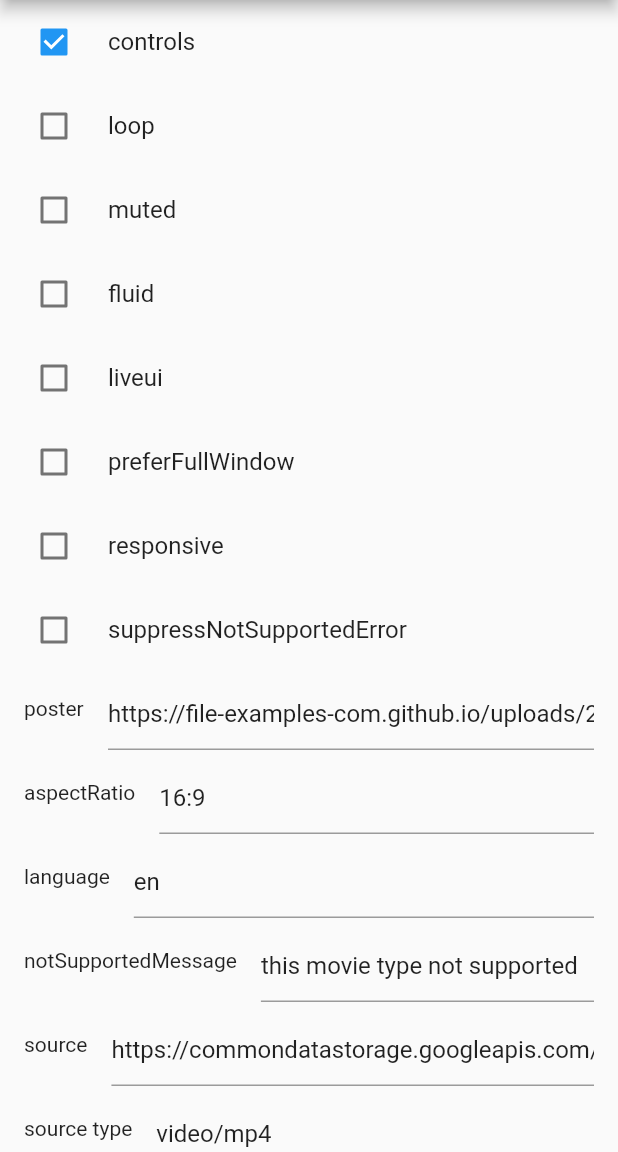
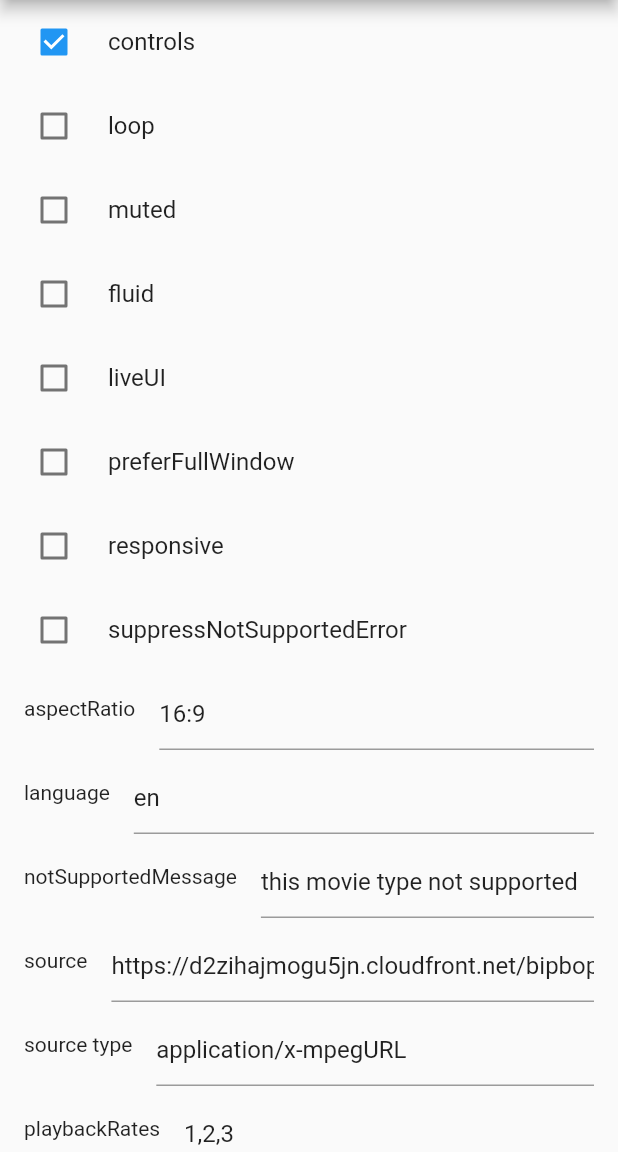
Before and after one commit to mojtabaghiasi/video_js, a Flutter app: the screen it shows after launch, on a phone screen of 412 x 824 dp, the part 84-1236 px from its top. Run offline on Flutter 3.47's test engine with Material 2 defaults, Android fonts, the light colour scheme and no system bars; missing offline and left inert: universal_html; statements that could not run were skipped.

Commit message:
theme + universal_html + flutter format + analyzed

```diff
--- a/example/lib/main.dart
+++ b/example/lib/main.dart
@@ -1,5 +1,10 @@
 import 'package:flutter/material.dart';
-import 'package:video_js/video_js.dart';
+import 'package:video_js_themed/video_js.dart';
+
+const sourceUrl =
+    'https://d2zihajmogu5jn.cloudfront.net/bipbop-advanced/bipbop_16x9_variant.m3u8';
+
+const sourceMediaType = 'application/x-mpegURL';
 
 void main() {
   // this line need for javascript's call backs
@@ -34,16 +39,13 @@ class OptionsPageState extends State<OptionsPage> {
   bool? controls = true;
   bool? loop = false;
   bool? muted = false;
-  String? poster =
-      'https://file-examples-com.github.io/uploads/2017/10/file_example_JPG_100kB.jpg';
   String? aspectRatio = '16:9';
   bool? fluid = false;
   String? language = 'en';
-  bool? liveui = false;
+  bool? liveUI = false;
   String? notSupportedMessage = 'this movie type not supported';
-  String? source =
-      "https://commondatastorage.googleapis.com/gtv-videos-bucket/sample/BigBuckBunny.mp4";
-  String? sourceType = "video/mp4";
+  String? source = sourceUrl;
+  String? sourceType = sourceMediaType;
   List<double>? playbackRates = [1, 2, 3];
   bool? preferFullWindow = false;
   bool? responsive = false;
@@ -55,12 +57,12 @@ class OptionsPageState extends State<OptionsPage> {
   Widget build(BuildContext context) {
     return Scaffold(
       appBar: AppBar(
-        title: const Text("videoJs Options"),
+        title: const Text('videoJs Options'),
       ),
       body: ListView(
         children: [
           CheckboxListTile(
-            title: const Text("controls"),
+            title: const Text('controls'),
             value: controls,
             onChanged: (val) {
               setState(() {
@@ -71,7 +73,7 @@ class OptionsPageState extends State<OptionsPage> {
                 ListTileControlAffinity.leading, //  <-- leading Checkbox
           ),
           CheckboxListTile(
-            title: const Text("loop"),
+            title: const Text('loop'),
             value: loop,
             onChanged: (val) {
               setState(() {
@@ -82,7 +84,7 @@ class OptionsPageState extends State<OptionsPage> {
                 ListTileControlAffinity.leading, //  <-- leading Checkbox
           ),
           CheckboxListTile(
-            title: const Text("muted"),
+            title: const Text('muted'),
             value: muted,
             onChanged: (val) {
               setState(() {
@@ -93,7 +95,7 @@ class OptionsPageState extends State<OptionsPage> {
                 ListTileControlAffinity.leading, //  <-- leading Checkbox
           ),
           CheckboxListTile(
-            title: const Text("fluid"),
+            title: const Text('fluid'),
             value: fluid,
             onChanged: (val) {
               setState(() {
@@ -104,18 +106,18 @@ class OptionsPageState extends State<OptionsPage> {
                 ListTileControlAffinity.leading, //  <-- leading Checkbox
           ),
           CheckboxListTile(
-            title: const Text("liveui"),
-            value: liveui,
+            title: const Text('liveUI'),
+            value: liveUI,
             onChanged: (val) {
               setState(() {
-                liveui = val;
+                liveUI = val;
               });
             },
             controlAffinity:
                 ListTileControlAffinity.leading, //  <-- leading Checkbox
           ),
           CheckboxListTile(
-            title: const Text("preferFullWindow"),
+            title: const Text('preferFullWindow'),
             value: preferFullWindow,
             onChanged: (val) {
               setState(() {
@@ -126,7 +128,7 @@ class OptionsPageState extends State<OptionsPage> {
                 ListTileControlAffinity.leading, //  <-- leading Checkbox
           ),
           CheckboxListTile(
-            title: const Text("responsive"),
+            title: const Text('responsive'),
             value: responsive,
             onChanged: (val) {
               setState(() {
@@ -137,7 +139,7 @@ class OptionsPageState extends State<OptionsPage> {
                 ListTileControlAffinity.leading, //  <-- leading Checkbox
           ),
           CheckboxListTile(
-            title: const Text("suppressNotSupportedError"),
+            title: const Text('suppressNotSupportedError'),
             value: suppressNotSupportedError,
             onChanged: (val) {
               setState(() {
@@ -148,16 +150,7 @@ class OptionsPageState extends State<OptionsPage> {
                 ListTileControlAffinity.leading, //  <-- leading Checkbox
           ),
           ListTile(
-            leading: const Text("poster"),
-            title: TextField(
-              controller: TextEditingController(text: poster),
-              onChanged: (val) {
-                poster = val;
-              },
-            ),
-          ),
-          ListTile(
-            leading: const Text("aspectRatio"),
+            leading: const Text('aspectRatio'),
             title: TextField(
               controller: TextEditingController(text: aspectRatio),
               onChanged: (val) {
@@ -166,7 +159,7 @@ class OptionsPageState extends State<OptionsPage> {
             ),
           ),
           ListTile(
-            leading: const Text("language"),
+            leading: const Text('language'),
             title: TextField(
               controller: TextEditingController(text: language),
               onChanged: (val) {
@@ -175,7 +168,7 @@ class OptionsPageState extends State<OptionsPage> {
             ),
           ),
           ListTile(
-            leading: const Text("notSupportedMessage"),
+            leading: const Text('notSupportedMessage'),
             title: TextField(
               controller: TextEditingController(text: notSupportedMessage),
               onChanged: (val) {
@@ -184,7 +177,7 @@ class OptionsPageState extends State<OptionsPage> {
             ),
           ),
           ListTile(
-            leading: const Text("source"),
+            leading: const Text('source'),
             title: TextField(
               controller: TextEditingController(text: source),
               onChanged: (val) {
@@ -193,7 +186,7 @@ class OptionsPageState extends State<OptionsPage> {
             ),
           ),
           ListTile(
-            leading: const Text("source type"),
+            leading: const Text('source type'),
             title: TextField(
               controller: TextEditingController(text: sourceType),
               onChanged: (val) {
@@ -202,14 +195,15 @@ class OptionsPageState extends State<OptionsPage> {
             ),
           ),
           ListTile(
-            leading: const Text("playbackRates"),
+            leading: const Text('playbackRates'),
             title: TextField(
               controller: TextEditingController(text: '1,2,3'),
               onChanged: (val) {
                 playbackRates!.clear();
                 val.split(',').forEach((element) {
-                  if (element != '')
+                  if (element != '') {
                     playbackRates!.add(int.parse(element).toDouble());
+                  }
                 });
               },
             ),
@@ -227,27 +221,22 @@ class OptionsPageState extends State<OptionsPage> {
                                 controls: controls,
                                 loop: loop,
                                 muted: muted,
-                                poster: poster,
                                 aspectRatio: aspectRatio,
                                 fluid: fluid,
                                 language: language,
-                                liveui: liveui,
+                                liveui: liveUI,
                                 notSupportedMessage: notSupportedMessage,
                                 playbackRates: playbackRates,
                                 preferFullWindow: preferFullWindow,
                                 responsive: responsive,
-                                sources: [
-                                  Source(
-                                      "https://commondatastorage.googleapis.com/gtv-videos-bucket/sample/BigBuckBunny.mp4",
-                                      "video/mp4")
-                                ],
+                                sources: [Source(sourceUrl, sourceMediaType)],
                                 suppressNotSupportedError:
                                     suppressNotSupportedError),
                           )),
                 );
               },
               child: const Text(
-                "Navigate to video page",
+                'Navigate to video page',
                 style: TextStyle(color: Colors.white),
               )),
           const SizedBox(
@@ -269,7 +258,7 @@ class MyHomePage extends StatefulWidget {
 }
 
 class _MyHomePageState extends State<MyHomePage> {
-  String playerId = "videoId";
+  String playerId = 'videoId';
   TextEditingController videoSourceController = TextEditingController();
   TextEditingController videoTypeController = TextEditingController();
   late VideoJsController videoJsController;
@@ -277,11 +266,10 @@ class _MyHomePageState extends State<MyHomePage> {
   @override
   void initState() {
     super.initState();
-    videoSourceController.text =
-        "https://commondatastorage.googleapis.com/gtv-videos-bucket/sample/BigBuckBunny.mp4";
-    videoTypeController.text = "video/mp4";
+    videoSourceController.text = sourceUrl;
+    videoTypeController.text = sourceMediaType;
     videoJsController =
-        VideoJsController("videoId", videoJsOptions: widget.videoJsOptions);
+        VideoJsController('videoId', videoJsOptions: widget.videoJsOptions);
   }
 
   @override
@@ -296,7 +284,7 @@ class _MyHomePageState extends State<MyHomePage> {
         appBar: AppBar(
           // Here we take the value from the MyHomePage object that was created by
           // the App.build method, and use it to set our appbar title.
-          title: const Text("videojs example"),
+          title: const Text('videojs with theme example'),
         ),
         body: SingleChildScrollView(
             child: Padding(
@@ -312,6 +300,7 @@ class _MyHomePageState extends State<MyHomePage> {
                     videoJsController: videoJsController,
                     height: MediaQuery.of(context).size.width / 2.5,
                     width: MediaQuery.of(context).size.width / 1.5,
+                    theme: 'vjs-theme-fantasy',
                   )
                 ],
               ),
@@ -327,7 +316,7 @@ class _MyHomePageState extends State<MyHomePage> {
                     height: 50,
                     child: TextField(
                       controller: videoSourceController,
-                      decoration: const InputDecoration(hintText: "video"),
+                      decoration: const InputDecoration(hintText: 'video'),
                     ),
                   ),
                   const SizedBox(
@@ -338,7 +327,7 @@ class _MyHomePageState extends State<MyHomePage> {
                     height: 50,
                     child: TextField(
                       controller: videoTypeController,
-                      decoration: const InputDecoration(hintText: "type"),
+                      decoration: const InputDecoration(hintText: 'type'),
                     ),
                   ),
                   const SizedBox(
@@ -352,7 +341,7 @@ class _MyHomePageState extends State<MyHomePage> {
                             type: videoTypeController.text.toString());
                       },
                       child: const Text(
-                        "set source",
+                        'set source',
                         style: TextStyle(color: Colors.white),
                       )),
                 ],
@@ -369,7 +358,7 @@ class _MyHomePageState extends State<MyHomePage> {
                         videoJsController.play();
                       },
                       child: const Text(
-                        "play",
+                        'play',
                         style: TextStyle(color: Colors.white),
                       )),
                   const SizedBox(
@@ -380,7 +369,7 @@ class _MyHomePageState extends State<MyHomePage> {
                         videoJsController.pause();
                       },
                       child: const Text(
-                        "pause",
+                        'pause',
                         style: TextStyle(color: Colors.white),
                       )),
                   const SizedBox(
@@ -392,13 +381,13 @@ class _MyHomePageState extends State<MyHomePage> {
                           ScaffoldMessenger.of(context).showSnackBar(SnackBar(
                               duration: const Duration(milliseconds: 500),
                               content: Text(
-                                "Pause status : $val",
+                                'Pause status : $val',
                                 style: const TextStyle(color: Colors.white),
                               )));
                         });
                       },
                       child: const Text(
-                        "is pause",
+                        'is pause',
                         style: TextStyle(color: Colors.white),
                       )),
                   const SizedBox(
@@ -410,13 +399,13 @@ class _MyHomePageState extends State<MyHomePage> {
                           ScaffoldMessenger.of(context).showSnackBar(SnackBar(
                               duration: const Duration(milliseconds: 500),
                               content: Text(
-                                "Current video time : $val",
+                                'Current video time : $val',
                                 style: const TextStyle(color: Colors.white),
                               )));
                         });
                       },
                       child: const Text(
-                        "Current video time",
+                        'Current video time',
                         style: TextStyle(color: Colors.white),
                       )),
                 ],
@@ -434,12 +423,12 @@ class _MyHomePageState extends State<MyHomePage> {
                             ScaffoldMessenger.of(context).showSnackBar(SnackBar(
                                 duration: const Duration(milliseconds: 500),
                                 content: Text(
-                                  "volume is : $val",
+                                  'volume is : $val',
                                   style: const TextStyle(color: Colors.white),
                                 ))));
                       },
                       child: const Text(
-                        "Get volume",
+                        'Get volume',
                         style: TextStyle(color: Colors.white),
                       )),
                   const SizedBox(
@@ -447,10 +436,10 @@ class _MyHomePageState extends State<MyHomePage> {
                   ),
                   ElevatedButton(
                       onPressed: () {
-                        videoJsController.setVolume("0.5");
+                        videoJsController.setVolume('0.5');
                       },
                       child: const Text(
-                        "Set volume to 0.5",
+                        'Set volume to 0.5',
                         style: TextStyle(color: Colors.white),
                       )),
                 ],
@@ -467,7 +456,7 @@ class _MyHomePageState extends State<MyHomePage> {
                         videoJsController.toggleMute();
                       },
                       child: const Text(
-                        "Toggle mute",
+                        'Toggle mute',
                         style: TextStyle(color: Colors.white),
                       )),
                   const SizedBox(
@@ -479,13 +468,13 @@ class _MyHomePageState extends State<MyHomePage> {
                           ScaffoldMessenger.of(context).showSnackBar(SnackBar(
                               duration: const Duration(milliseconds: 500),
                               content: Text(
-                                "Mute status : $val",
+                                'Mute status : $val',
                                 style: const TextStyle(color: Colors.white),
                               )));
                         });
                       },
                       child: const Text(
-                        "Mute status",
+                        'Mute status',
                         style: TextStyle(color: Colors.white),
                       )),
                 ],
@@ -502,7 +491,7 @@ class _MyHomePageState extends State<MyHomePage> {
                         videoJsController.toggleFullScreen();
                       },
                       child: const Text(
-                        "Toggle Full Screen",
+                        'Toggle Full Screen',
                         style: TextStyle(color: Colors.white),
                       )),
                   const SizedBox(
@@ -514,13 +503,13 @@ class _MyHomePageState extends State<MyHomePage> {
                           ScaffoldMessenger.of(context).showSnackBar(SnackBar(
                               duration: const Duration(milliseconds: 500),
                               content: Text(
-                                "Full screen status : $val",
+                                'Full screen status : $val',
                                 style: const TextStyle(color: Colors.white),
                               )));
                         });
                       },
                       child: const Text(
-                        "Full screen status",
+                        'Full screen status',
                         style: TextStyle(color: Colors.white),
                       )),
                 ],
@@ -537,7 +526,7 @@ class _MyHomePageState extends State<MyHomePage> {
                         videoJsController.requestFullScreen();
                       },
                       child: const Text(
-                        "request full screen",
+                        'request full screen',
                         style: TextStyle(color: Colors.white),
                       )),
                   const SizedBox(
@@ -548,7 +537,7 @@ class _MyHomePageState extends State<MyHomePage> {
                         videoJsController.exitFullScreen();
                       },
                       child: const Text(
-                        "exite Full Screen",
+                        'exit Full Screen',
                         style: TextStyle(color: Colors.white),
                       )),
                 ],
@@ -562,10 +551,10 @@ class _MyHomePageState extends State<MyHomePage> {
                 children: [
                   ElevatedButton(
                       onPressed: () {
-                        videoJsController.setCurrentTime("100");
+                        videoJsController.setCurrentTime('100');
                       },
                       child: const Text(
-                        "Set video time to 100 sec",
+                        'Set video time to 100 sec',
                         style: TextStyle(color: Colors.white),
                       )),
                   const SizedBox(
@@ -577,13 +566,13 @@ class _MyHomePageState extends State<MyHomePage> {
                           ScaffoldMessenger.of(context).showSnackBar(SnackBar(
                               duration: const Duration(milliseconds: 500),
                               content: Text(
-                                "Duration time : $val",
+                                'Duration time : $val',
                                 style: const TextStyle(color: Colors.white),
                               )));
                         });
                       },
                       child: const Text(
-                        "Duration",
+                        'Duration',
                         style: TextStyle(color: Colors.white),
                       )),
                 ],
@@ -601,13 +590,13 @@ class _MyHomePageState extends State<MyHomePage> {
                           ScaffoldMessenger.of(context).showSnackBar(SnackBar(
                               duration: const Duration(milliseconds: 500),
                               content: Text(
-                                "Remain time : $val",
+                                'Remain time : $val',
                                 style: const TextStyle(color: Colors.white),
                               )));
                         });
                       },
                       child: const Text(
-                        "Remain time",
+                        'Remain time',
                         style: TextStyle(color: Colors.white),
                       )),
                   const SizedBox(
@@ -619,13 +608,13 @@ class _MyHomePageState extends State<MyHomePage> {
                           ScaffoldMessenger.of(context).showSnackBar(SnackBar(
                               duration: const Duration(milliseconds: 500),
                               content: Text(
-                                "Buffer percent : $val",
+                                'Buffer percent : $val',
                                 style: const TextStyle(color: Colors.white),
                               )));
                         });
                       },
                       child: const Text(
-                        "Buffer percent",
+                        'Buffer percent',
                         style: TextStyle(color: Colors.white),
                       )),
                 ],
@@ -640,10 +629,10 @@ class _MyHomePageState extends State<MyHomePage> {
                   ElevatedButton(
                       onPressed: () {
                         videoJsController.setPoster(
-                            "https://file-examples-com.github.io/uploads/2017/10/file_example_JPG_100kB.jpg");
+                            'https://file-examples-com.github.io/uploads/2017/10/file_example_JPG_100kB.jpg');
                       },
                       child: const Text(
-                        "Set video poster",
+                        'Set video poster',
                         style: TextStyle(color: Colors.white),
                       )),
                   const SizedBox(
@@ -655,13 +644,13 @@ class _MyHomePageState extends State<MyHomePage> {
                           ScaffoldMessenger.of(context).showSnackBar(SnackBar(
                               duration: const Duration(milliseconds: 500),
                               content: Text(
-                                "Video poster : $val",
+                                'Video poster : $val',
                                 style: const TextStyle(color: Colors.white),
                               )));
                         });
                       },
                       child: const Text(
-                        "Get video poster",
+                        'Get video poster',
                         style: TextStyle(color: Colors.white),
                       )),
                 ],
--- a/example/pubspec.yaml
+++ b/example/pubspec.yaml
@@ -18,7 +18,7 @@ publish_to: 'none' # Remove this line if you wish to publish to pub.dev
 version: 1.0.0+1
 
 environment:
-  sdk: ">=2.12.0 <3.0.0"
+  sdk: ">=2.17.0 <3.0.0"
 
 # Dependencies specify other packages that your package needs in order to work.
 # To automatically upgrade your package dependencies to the latest versions
@@ -29,7 +29,7 @@ environment:
 dependencies:
   flutter:
     sdk: flutter
-  video_js:
+  video_js_themed:
     path: ../
 
 
--- a/lib/src/models/source.dart
+++ b/lib/src/models/source.dart
@@ -8,9 +8,9 @@ class Source {
   Source(this.src, this.type);
 
   Map<String, dynamic> toJson() {
-    final Map<String, dynamic> data = new Map<String, dynamic>();
-    data['src'] = "\"${this.src}\"";
-    data['type'] = "\"${this.type}\"";
+    final Map<String, dynamic> data = <String, dynamic>{};
+    data['src'] = '"$src"';
+    data['type'] = '"$type"';
     return data;
   }
 }
--- a/lib/src/web/video_js_scripts.dart
+++ b/lib/src/web/video_js_scripts.dart
@@ -1,6 +1,6 @@
 class VideoJsScripts {
   String videojsCode(String playerId, Map<String, dynamic>? options) => """
-    var player = videojs('$playerId', ${options},function() {
+    var player = videojs('$playerId', $options,function() {
     callBackToDartSide('$playerId', 'onReady' , 'true');
     });""";
 
@@ -42,7 +42,7 @@ class VideoJsScripts {
   //Array of Source Objects: To provide multiple versions of the source so that it can be played
   //using HTML5 across browsers you can use an array of source objects. Video.js will detect which
   //version is supported and load that file.
-  // String setMultiSRC(String playerId, List<String> sourses, List<String> types) => """
+  // String setMultiSRC(String playerId, List<String> sources, List<String> types) => """
   //   var player = videojs('$playerId');
   //   myPlayer.src([
   //     {type: 'video/mp4', src: 'http://www.example.com/path/to/video.mp4'},
--- a/lib/video_js.dart
+++ b/lib/video_js.dart
@@ -1,8 +1,8 @@
-library video_js;
+library video_js_themed;
 
-export 'package:video_js/src/video_js_widget.dart';
-export 'package:video_js/src/models/videoJs_options.dart';
-export 'package:video_js/src/models/source.dart';
-export 'package:video_js/src/web/video_js_controller.dart';
-export 'package:video_js/src/models/result_from_videoJs.dart';
-export 'package:video_js/src/web/video_results.dart';
+export 'package:video_js_themed/src/video_js_widget.dart';
+export 'package:video_js_themed/src/models/videoJs_options.dart';
+export 'package:video_js_themed/src/models/source.dart';
+export 'package:video_js_themed/src/web/video_js_controller.dart';
+export 'package:video_js_themed/src/models/result_from_videoJs.dart';
+export 'package:video_js_themed/src/web/video_results.dart';
```
Also changed, not shown: lib/src/models/videojs_options.dart (renamed from lib/src/models/videoJs_options.dart, +25 -20 lines), lib/src/video_js_widget.dart (+23 -22 lines), lib/src/web/video_js_controller.dart (+12 -12 lines), lib/src/web/video_results.dart (+9 -7 lines), pubspec.yaml (+11 -6 lines), example/pubspec.lock, lib/src/models/result_from_videojs.dart (renamed from lib/src/models/result_from_videoJs.dart), pubspec.lock, 4 other files.
